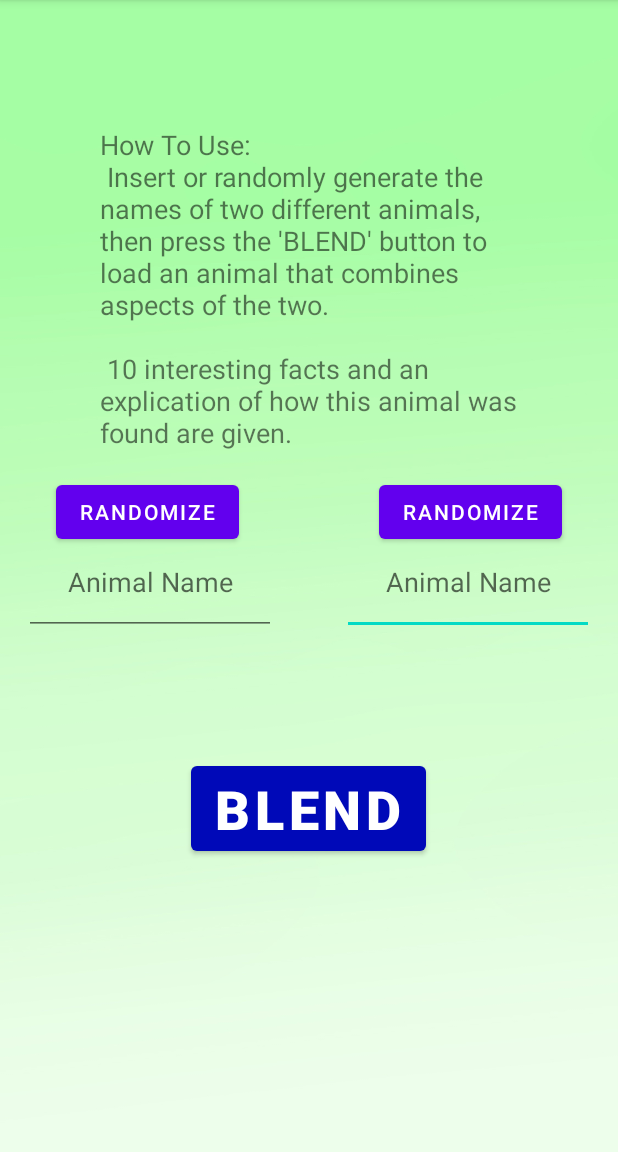
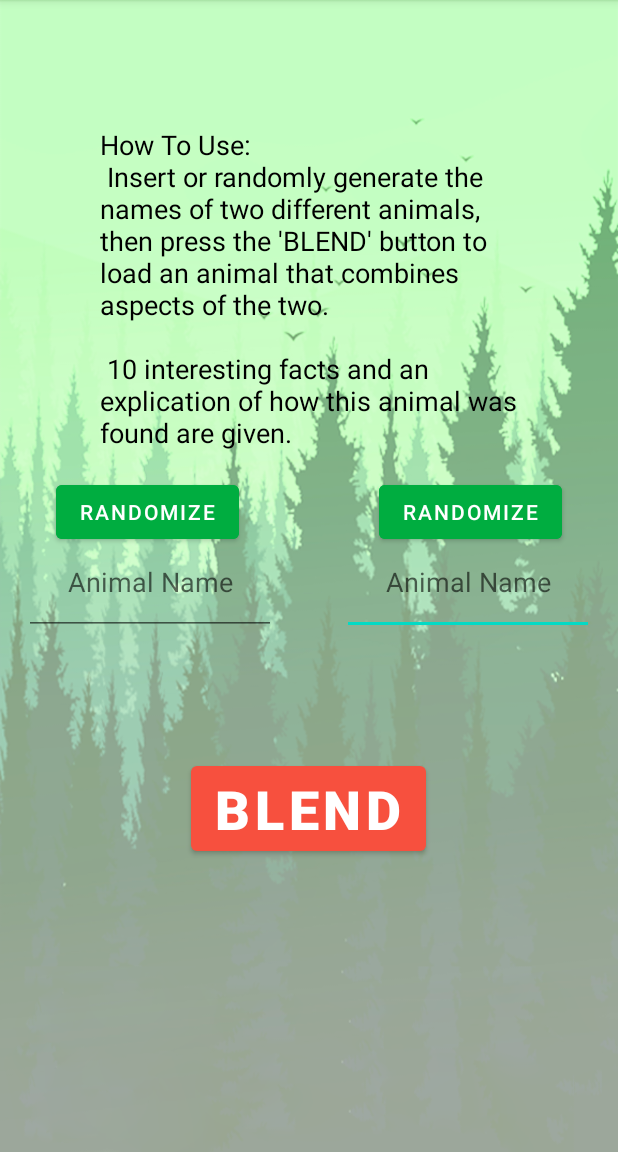
Before and after one commit to AvidEslami/BioBlender, an Android app: the BlenderActivity screen opened directly, with no data from a screen before it, on a phone screen of 412 x 824 dp, the part 84-1236 px from its top. Run offline under Robolectric (Android 15) with nearby library versions, the phone set to English and light mode, and no system bars; libraries missing offline, so code that uses them is left out: com.chaquo.python.

Commit message:
Visuals update (primarily background)

```diff
--- a/app/src/main/res/layout/activity_blender.xml
+++ b/app/src/main/res/layout/activity_blender.xml
@@ -5,7 +5,7 @@
     android:layout_width="match_parent"
     android:layout_height="match_parent"
     tools:context=".BlenderActivity"
-    android:background="@drawable/backgroundgrad">
+    android:background="@drawable/background">
 
     <TextView
         android:id="@+id/textView"
@@ -14,6 +14,7 @@
         android:paddingHorizontal="100px"
         android:text="How To Use:\n Insert or randomly generate the names of two different animals, then press the 'BLEND' button to load an animal that combines aspects of the two. \n\n 10 interesting facts and an explication of how this animal was found are given."
         android:textSize="18sp"
+        android:textColor="@color/black"
         app:layout_constraintBottom_toTopOf="@+id/Rand1"
         app:layout_constraintEnd_toEndOf="parent"
         app:layout_constraintHorizontal_bias="0.0"
@@ -26,6 +27,7 @@
         android:layout_width="wrap_content"
         android:layout_height="wrap_content"
         android:text="Randomize"
+        android:backgroundTint="#00ad40"
         app:layout_constraintBottom_toTopOf="@+id/animal1"
         app:layout_constraintEnd_toEndOf="parent"
         app:layout_constraintHorizontal_bias="0.128"
@@ -42,6 +44,7 @@
         android:gravity="center_horizontal"
         android:hint="Animal Name"
         android:inputType="textPersonName"
+        android:textColor="@color/black"
         app:layout_constraintBottom_toBottomOf="parent"
         app:layout_constraintEnd_toEndOf="parent"
         app:layout_constraintHorizontal_bias="0.934"
@@ -57,7 +60,7 @@
         android:textColor="#ffffff"
         android:textSize="36sp"
         android:textStyle="bold"
-        app:backgroundTint="#0009b8"
+        app:backgroundTint="#f7503e"
         app:layout_constraintBottom_toBottomOf="parent"
         app:layout_constraintEnd_toEndOf="parent"
         app:layout_constraintHorizontal_bias="0.498"
@@ -70,6 +73,7 @@
         android:layout_width="wrap_content"
         android:layout_height="wrap_content"
         android:text="Randomize"
+        android:backgroundTint="#00ad40"
         app:layout_constraintBottom_toTopOf="@+id/animal2"
         app:layout_constraintEnd_toEndOf="parent"
         app:layout_constraintHorizontal_bias="0.871"
@@ -86,6 +90,7 @@
         android:gravity="center_horizontal"
         android:hint="Animal Name"
         android:inputType="textPersonName"
+        android:textColor="@color/black"
         app:layout_constraintBottom_toBottomOf="parent"
         app:layout_constraintEnd_toEndOf="parent"
         app:layout_constraintHorizontal_bias="0.065"
--- a/app/src/main/res/layout/activity_new_animal.xml
+++ b/app/src/main/res/layout/activity_new_animal.xml
@@ -6,7 +6,7 @@
     android:layout_height="match_parent"
     android:orientation="vertical"
     tools:context=".NewAnimal"
-    android:background="@drawable/backgroundgrad">
+    android:background="@drawable/background">
     <ScrollView
         android:layout_width="match_parent"
         android:layout_height="match_parent">
```
Also changed, not shown: app/src/main/res/layout/activity_main.xml (+5 -2 lines), app/src/main/res/drawable/background.png (added), app/src/main/res/drawable/frontpage.png (added).
